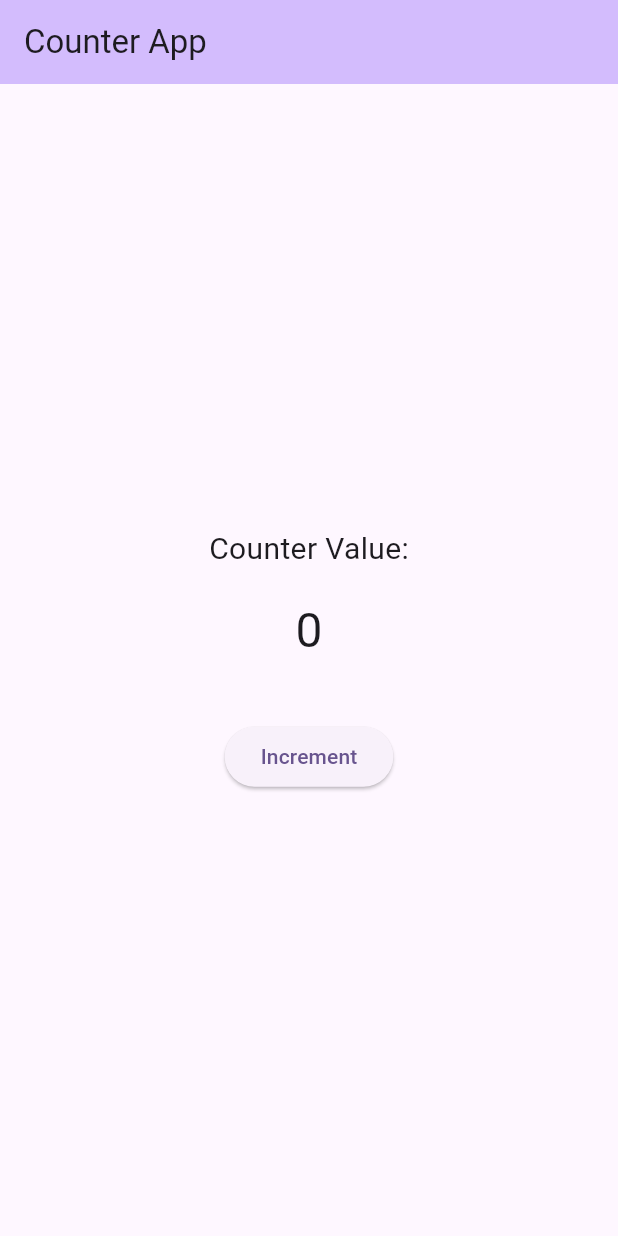
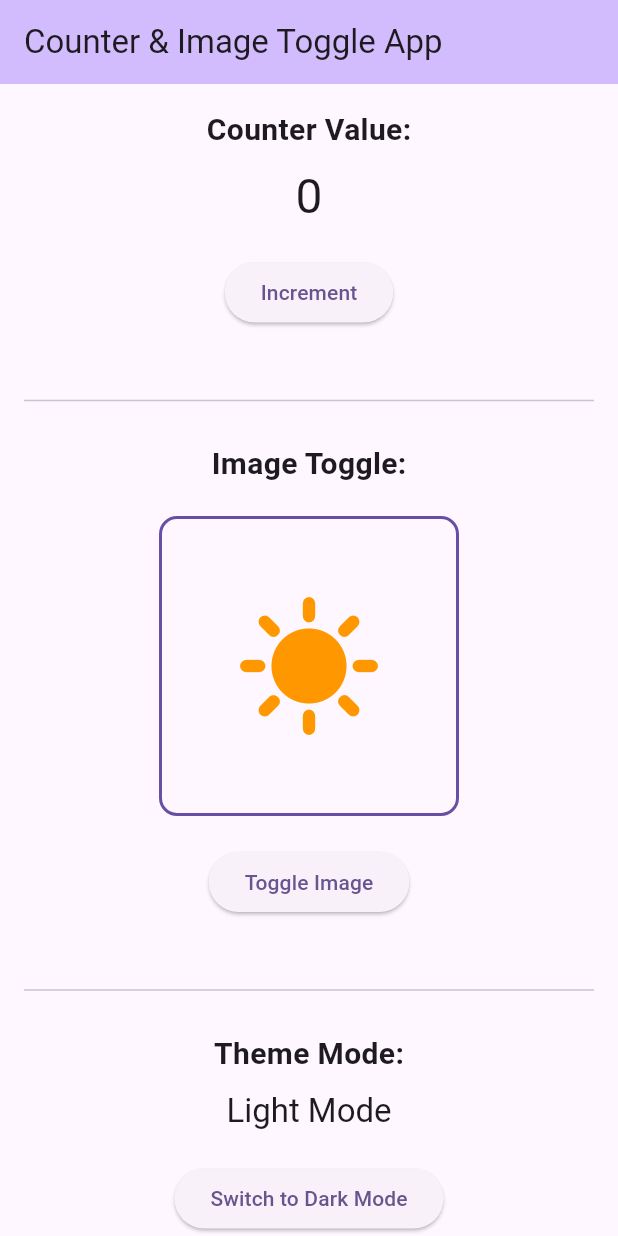
Before and after one commit to phitly/cw1v3, a Flutter app: the screen it shows after launch, on a phone screen of 412 x 824 dp. Run offline on Flutter 3.47's test engine with Material 3 defaults, Android fonts, the phone set to English and light mode, and no system bars.

Commit message:
implemented darklight mode / images

```diff
--- a/lib/main.dart
+++ b/lib/main.dart
@@ -4,26 +4,59 @@
   runApp(const MyApp());
 }
 
-class MyApp extends StatelessWidget {
+class MyApp extends StatefulWidget {
   const MyApp({super.key});
 
-  // This widget is the root of your application.
+  @override
+  State<MyApp> createState() => _MyAppState();
+}
+
+class _MyAppState extends State<MyApp> {
+  bool _isDarkMode = false;
+
+  void _toggleTheme() {
+    setState(() {
+      _isDarkMode = !_isDarkMode;
+    });
+  }
+
   @override
   Widget build(BuildContext context) {
     return MaterialApp(
-      title: 'Counter App',
-      theme: ThemeData(
-        colorScheme: ColorScheme.fromSeed(seedColor: Colors.deepPurple),
+      title: 'Counter & Image Toggle App',
+      theme: _isDarkMode
+          ? ThemeData.dark().copyWith(
+              colorScheme: ColorScheme.fromSeed(
+                seedColor: Colors.deepPurple,
+                brightness: Brightness.dark,
               ),
-      home: const MyHomePage(title: 'Counter App'),
+            )
+          : ThemeData.light().copyWith(
+              colorScheme: ColorScheme.fromSeed(
+                seedColor: Colors.deepPurple,
+                brightness: Brightness.light,
+              ),
+            ),
+      home: MyHomePage(
+        title: 'Counter & Image Toggle App',
+        onThemeToggle: _toggleTheme,
+        isDarkMode: _isDarkMode,
+      ),
     );
   }
 }
 
 class MyHomePage extends StatefulWidget {
-  const MyHomePage({super.key, required this.title});
+  const MyHomePage({
+    super.key,
+    required this.title,
+    required this.onThemeToggle,
+    required this.isDarkMode,
+  });
 
   final String title;
+  final VoidCallback onThemeToggle;
+  final bool isDarkMode;
 
   @override
   State<MyHomePage> createState() => _MyHomePageState();
@@ -31,10 +64,17 @@
 
 class _MyHomePageState extends State<MyHomePage> {
   int _counter = 0;
+  bool _showFirstImage = true;
 
   void _incrementCounter() {
     setState(() {
       _counter++;
+    });
+  }
+
+  void _toggleImage() {
+    setState(() {
+      _showFirstImage = !_showFirstImage;
     });
   }
 
@@ -45,25 +85,88 @@
         backgroundColor: Theme.of(context).colorScheme.inversePrimary,
         title: Text(widget.title),
       ),
-      body: Center(
+      body: SingleChildScrollView(
+        child: Padding(
+          padding: const EdgeInsets.all(16.0),
           child: Column(
             mainAxisAlignment: MainAxisAlignment.center,
             children: <Widget>[
+              // Counter Section
               const Text(
                 'Counter Value:',
-              style: TextStyle(fontSize: 20),
+                style: TextStyle(fontSize: 20, fontWeight: FontWeight.bold),
               ),
-            const SizedBox(height: 20),
+              const SizedBox(height: 10),
               Text(
                 '$_counter',
                 style: Theme.of(context).textTheme.headlineLarge,
               ),
-            const SizedBox(height: 40),
+              const SizedBox(height: 20),
               ElevatedButton(
                 onPressed: _incrementCounter,
                 child: const Text('Increment'),
               ),
+
+              const SizedBox(height: 40),
+              const Divider(),
+              const SizedBox(height: 20),
+
+              // Image Toggle Section
+              const Text(
+                'Image Toggle:',
+                style: TextStyle(fontSize: 20, fontWeight: FontWeight.bold),
+              ),
+              const SizedBox(height: 20),
+              Container(
+                width: 200,
+                height: 200,
+                decoration: BoxDecoration(
+                  border: Border.all(color: Theme.of(context).primaryColor, width: 2),
+                  borderRadius: BorderRadius.circular(12),
+                ),
+                child: Center(
+                  child: _showFirstImage
+                      ? Icon(
+                          Icons.sunny,
+                          size: 100,
+                          color: widget.isDarkMode ? Colors.yellow : Colors.orange,
+                        )
+                      : Icon(
+                          Icons.nightlight_round,
+                          size: 100,
+                          color: widget.isDarkMode ? Colors.lightBlue : Colors.indigo,
+                        ),
+                ),
+              ),
+              const SizedBox(height: 20),
+              ElevatedButton(
+                onPressed: _toggleImage,
+                child: const Text('Toggle Image'),
+              ),
+
+              const SizedBox(height: 40),
+              const Divider(),
+              const SizedBox(height: 20),
+
+              // Theme Toggle Section
+              const Text(
+                'Theme Mode:',
+                style: TextStyle(fontSize: 20, fontWeight: FontWeight.bold),
+              ),
+              const SizedBox(height: 10),
+              Text(
+                widget.isDarkMode ? 'Dark Mode' : 'Light Mode',
+                style: Theme.of(context).textTheme.titleLarge,
+              ),
+              const SizedBox(height: 20),
+              ElevatedButton(
+                onPressed: widget.onThemeToggle,
+                child: Text(
+                  widget.isDarkMode ? 'Switch to Light Mode' : 'Switch to Dark Mode',
+                ),
+              ),
             ],
+          ),
         ),
       ),
     );
--- a/pubspec.yaml
+++ b/pubspec.yaml
@@ -58,9 +58,8 @@ flutter:
   uses-material-design: true
 
   # To add assets to your application, add an assets section, like this:
-  # assets:
-  #   - images/a_dot_burr.jpeg
-  #   - images/a_dot_ham.jpeg
+  assets:
+    - assets/images/
 
   # An image asset can refer to one or more resolution-specific "variants", see
   # https://flutter.dev/to/resolution-aware-images
```
Lines whose indentation alone changed are shown as unchanged.
